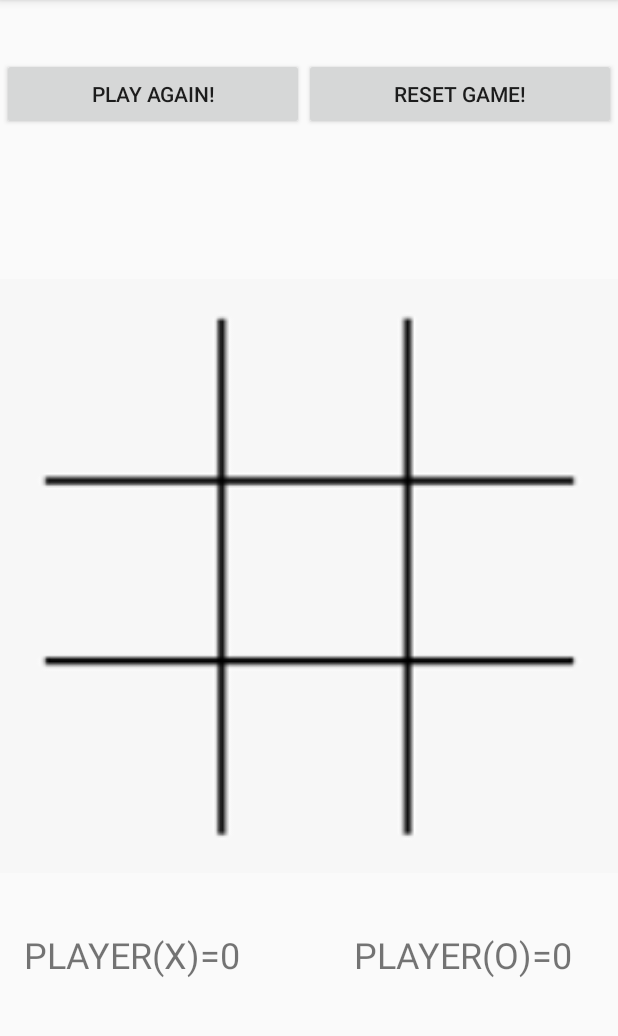
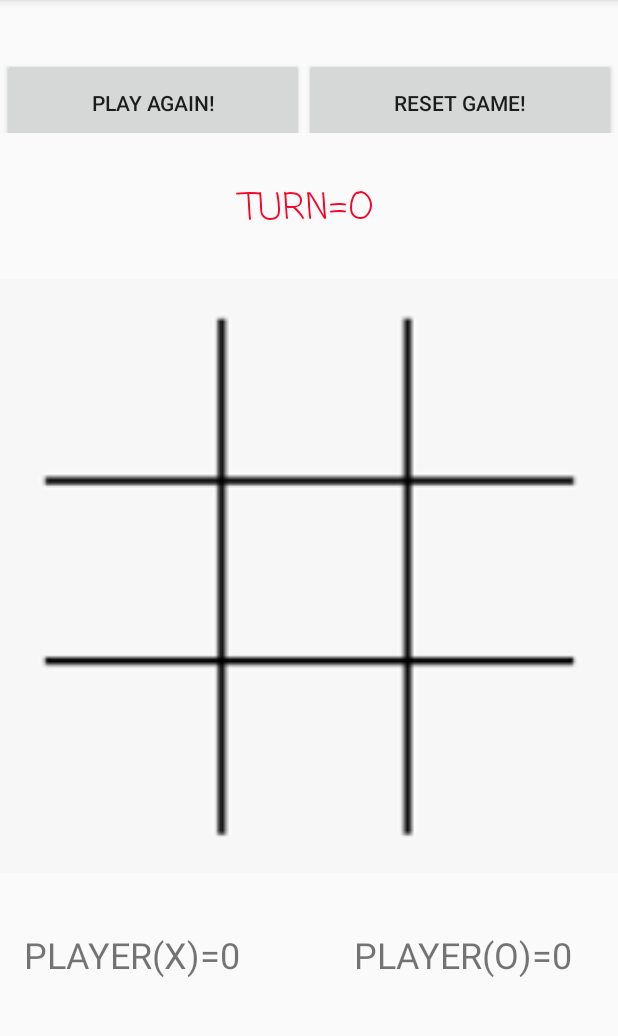
Before and after one commit to yashsinghcs/TicTacToe, an Android app: the screen it shows after launch (MainActivity), on a phone screen of 412 x 824 dp, the part 84-1120 px from its top. Run offline under Robolectric (Android 15) with nearby library versions, the phone set to English and light mode, and no system bars.

Commit message:
added textvie o tell whos turn it is

```diff
--- a/app/src/main/res/layout/activity_main.xml
+++ b/app/src/main/res/layout/activity_main.xml
@@ -150,6 +150,7 @@
         app:layout_constraintVertical_bias="0.266" />
 
     <LinearLayout
+        android:id="@+id/linearLayout"
         android:layout_width="409dp"
         android:layout_height="50dp"
         android:layout_marginBottom="59dp"
@@ -162,7 +163,7 @@
         <Button
             android:id="@+id/playAgainBut"
             android:layout_width="wrap_content"
-            android:layout_height="wrap_content"
+            android:layout_height="60dp"
             android:layout_weight="1"
             android:onClick="playAgain"
             android:text="PLAY AGAIN!" />
@@ -170,11 +171,30 @@
         <Button
             android:id="@+id/resetGameBut"
             android:layout_width="wrap_content"
-            android:layout_height="wrap_content"
+            android:layout_height="60dp"
             android:layout_weight="1"
             android:onClick="resetGameForNewPlayers"
             android:text="RESET GAME!" />
     </LinearLayout>
 
+    <TextView
+        android:id="@+id/turnview"
+        android:layout_width="135dp"
+        android:layout_height="35dp"
+        android:layout_marginStart="175dp"
+        android:layout_marginTop="19dp"
+        android:layout_marginEnd="178dp"
+        android:layout_marginBottom="18dp"
+        android:fontFamily="casual"
+        android:lineSpacingExtra="10sp"
+        android:text="TURN=O"
+        android:textAlignment="center"
+        android:textColor="@color/colorAccent"
+        android:textSize="24sp"
+        app:layout_constraintBottom_toTopOf="@+id/gridddy"
+        app:layout_constraintEnd_toEndOf="parent"
+        app:layout_constraintStart_toStartOf="parent"
+        app:layout_constraintTop_toBottomOf="@+id/linearLayout" />
+
 
 </androidx.constraintlayout.widget.ConstraintLayout>
--- a/app/src/main/res/values/colors.xml
+++ b/app/src/main/res/values/colors.xml
@@ -2,5 +2,5 @@
 <resources>
     <color name="colorPrimary">#6200EE</color>
     <color name="colorPrimaryDark">#3700B3</color>
-    <color name="colorAccent">#03DAC5</color>
+    <color name="colorAccent">#F8062A</color>
 </resources>
```
